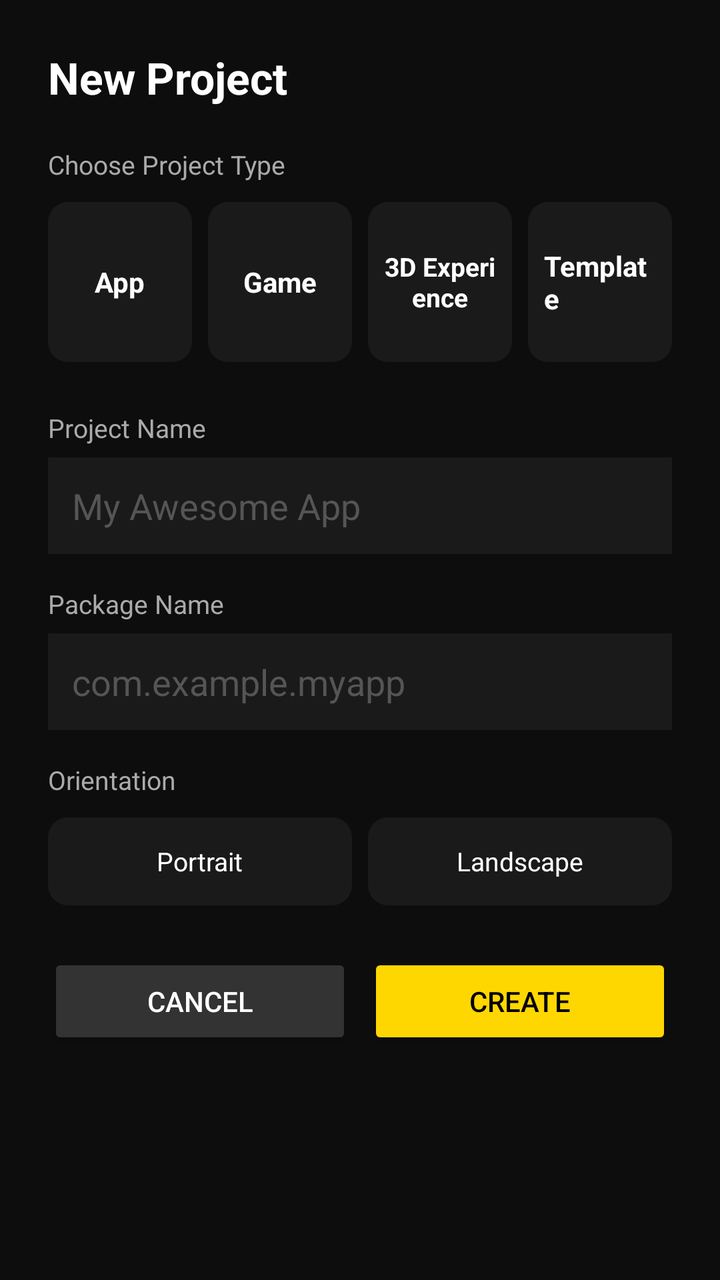
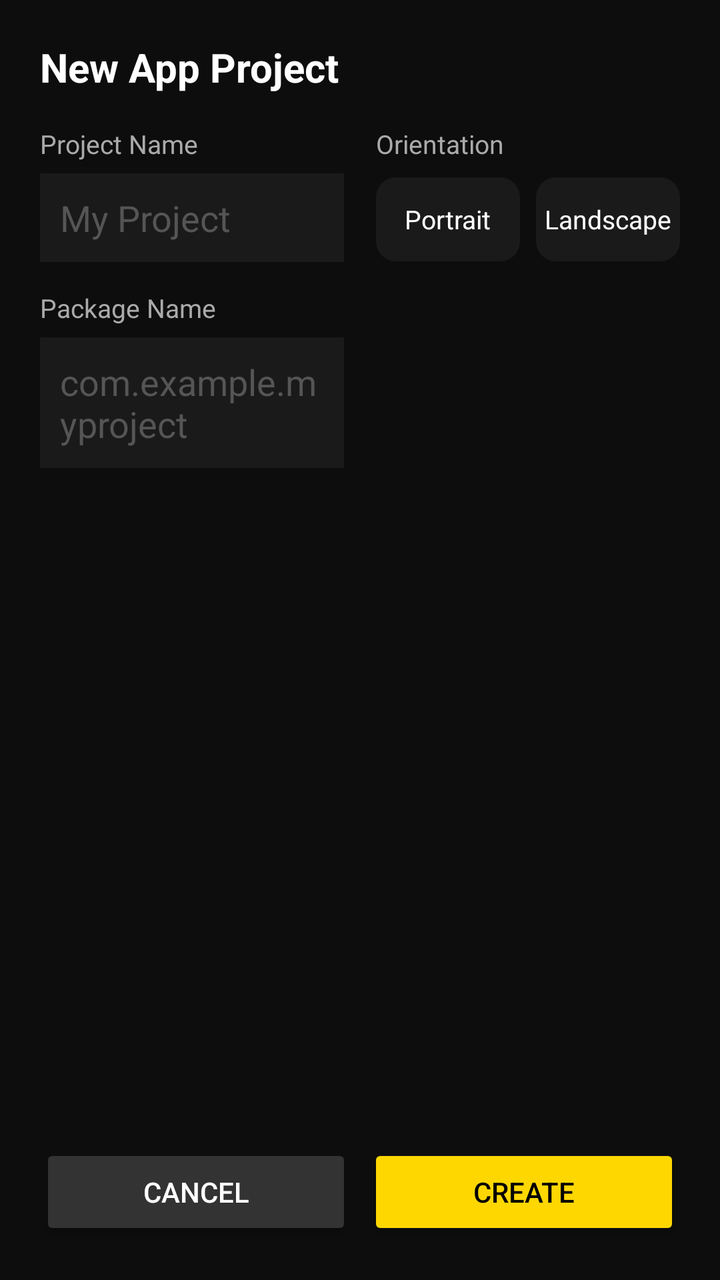

An Android layout rendered at two revisions. The XML below is the earlier revision; the diff shows what the commit changed to produce the second picture.
<!-- AndroidManifest.xml: application theme Theme.AalamStudio -->
<!-- res/layout/activity_new_project.xml -->
<?xml version="1.0" encoding="utf-8"?>
<ScrollView xmlns:android="http://schemas.android.com/apk/res/android"
    android:layout_width="match_parent"
    android:layout_height="match_parent"
    android:background="#0D0D0D">

    <LinearLayout
        android:layout_width="match_parent"
        android:layout_height="wrap_content"
        android:orientation="vertical"
        android:padding="24dp">

        <TextView
            android:layout_width="wrap_content"
            android:layout_height="wrap_content"
            android:text="New Project"
            android:textColor="#FFFFFF"
            android:textSize="22sp"
            android:textStyle="bold"
            android:layout_marginBottom="20dp"/>

        
        <TextView
            android:layout_width="wrap_content"
            android:layout_height="wrap_content"
            android:text="Choose Project Type"
            android:textColor="#AAAAAA"
            android:textSize="13sp"
            android:layout_marginBottom="10dp"/>

        <LinearLayout
            android:layout_width="match_parent"
            android:layout_height="wrap_content"
            android:orientation="horizontal"
            android:layout_marginBottom="24dp">

            <LinearLayout
                android:id="@+id/typeApp"
                android:layout_width="0dp"
                android:layout_height="80dp"
                android:layout_weight="1"
                android:layout_marginEnd="8dp"
                android:orientation="vertical"
                android:gravity="center"
                android:background="@drawable/bg_type_card"
                android:padding="8dp">

                <TextView
                    android:layout_width="wrap_content"
                    android:layout_height="wrap_content"
                    android:text="App"
                    android:textColor="#FFFFFF"
                    android:textSize="14sp"
                    android:textStyle="bold"/>
            </LinearLayout>

            <LinearLayout
                android:id="@+id/typeGame"
                android:layout_width="0dp"
                android:layout_height="80dp"
                android:layout_weight="1"
                android:layout_marginEnd="8dp"
                android:orientation="vertical"
                android:gravity="center"
                android:background="@drawable/bg_type_card"
                android:padding="8dp">

                <TextView
                    android:layout_width="wrap_content"
                    android:layout_height="wrap_content"
                    android:text="Game"
                    android:textColor="#FFFFFF"
                    android:textSize="14sp"
                    android:textStyle="bold"/>
            </LinearLayout>

            <LinearLayout
                android:id="@+id/type3D"
                android:layout_width="0dp"
                android:layout_height="80dp"
                android:layout_weight="1"
                android:layout_marginEnd="8dp"
                android:orientation="vertical"
                android:gravity="center"
                android:background="@drawable/bg_type_card"
                android:padding="8dp">

                <TextView
                    android:layout_width="wrap_content"
                    android:layout_height="wrap_content"
                    android:text="3D Experience"
                    android:textColor="#FFFFFF"
                    android:textSize="13sp"
                    android:textStyle="bold"
                    android:gravity="center"/>
            </LinearLayout>

            <LinearLayout
                android:id="@+id/typeTemplate"
                android:layout_width="0dp"
                android:layout_height="80dp"
                android:layout_weight="1"
                android:orientation="vertical"
                android:gravity="center"
                android:background="@drawable/bg_type_card"
                android:padding="8dp">

                <TextView
                    android:layout_width="wrap_content"
                    android:layout_height="wrap_content"
                    android:text="Template"
                    android:textColor="#FFFFFF"
                    android:textSize="14sp"
                    android:textStyle="bold"/>
            </LinearLayout>

        </LinearLayout>

        
        <TextView
            android:layout_width="wrap_content"
            android:layout_height="wrap_content"
            android:text="Project Name"
            android:textColor="#AAAAAA"
            android:textSize="13sp"
            android:layout_marginBottom="6dp"/>

        <EditText
            android:id="@+id/inputProjectName"
            android:layout_width="match_parent"
            android:layout_height="wrap_content"
            android:hint="My Awesome App"
            android:textColorHint="#555555"
            android:textColor="#FFFFFF"
            android:background="#1A1A1A"
            android:padding="12dp"
            android:layout_marginBottom="16dp"/>

        <TextView
            android:layout_width="wrap_content"
            android:layout_height="wrap_content"
            android:text="Package Name"
            android:textColor="#AAAAAA"
            android:textSize="13sp"
            android:layout_marginBottom="6dp"/>

        <EditText
            android:id="@+id/inputPackageName"
            android:layout_width="match_parent"
            android:layout_height="wrap_content"
            android:hint="com.example.myapp"
            android:textColorHint="#555555"
            android:textColor="#FFFFFF"
            android:background="#1A1A1A"
            android:padding="12dp"
            android:layout_marginBottom="16dp"/>

        
        <TextView
            android:layout_width="wrap_content"
            android:layout_height="wrap_content"
            android:text="Orientation"
            android:textColor="#AAAAAA"
            android:textSize="13sp"
            android:layout_marginBottom="10dp"/>

        <LinearLayout
            android:layout_width="match_parent"
            android:layout_height="wrap_content"
            android:orientation="horizontal"
            android:layout_marginBottom="24dp">

            <LinearLayout
                android:id="@+id/orientPortrait"
                android:layout_width="0dp"
                android:layout_height="44dp"
                android:layout_weight="1"
                android:layout_marginEnd="8dp"
                android:gravity="center"
                android:background="@drawable/bg_type_card">

                <TextView
                    android:layout_width="wrap_content"
                    android:layout_height="wrap_content"
                    android:text="Portrait"
                    android:textColor="#FFFFFF"
                    android:textSize="13sp"/>
            </LinearLayout>

            <LinearLayout
                android:id="@+id/orientLandscape"
                android:layout_width="0dp"
                android:layout_height="44dp"
                android:layout_weight="1"
                android:gravity="center"
                android:background="@drawable/bg_type_card">

                <TextView
                    android:layout_width="wrap_content"
                    android:layout_height="wrap_content"
                    android:text="Landscape"
                    android:textColor="#FFFFFF"
                    android:textSize="13sp"/>
            </LinearLayout>

        </LinearLayout>

        <LinearLayout
            android:layout_width="match_parent"
            android:layout_height="wrap_content"
            android:orientation="horizontal">

            <Button
                android:id="@+id/btnCancel"
                android:layout_width="0dp"
                android:layout_height="wrap_content"
                android:layout_weight="1"
                android:layout_marginEnd="8dp"
                android:text="Cancel"
                android:backgroundTint="#333333"
                android:textColor="#FFFFFF"/>

            <Button
                android:id="@+id/btnCreateProject"
                android:layout_width="0dp"
                android:layout_height="wrap_content"
                android:layout_weight="1"
                android:text="Create"
                android:backgroundTint="#FFD700"
                android:textColor="#000000"/>

        </LinearLayout>

    </LinearLayout>

</ScrollView>
<!-- resources referenced by this layout -->
<resources>
  <!-- drawable bg_type_card (drawable) -->
  <?xml version="1.0" encoding="utf-8"?>
  <selector xmlns:android="http://schemas.android.com/apk/res/android">
      <item android:state_selected="true">
          <shape android:shape="rectangle">
              <solid android:color="#221A00"/>
              <stroke android:width="2dp" android:color="#FFD700"/>
              <corners android:radius="10dp"/>
          </shape>
      </item>
      <item>
          <shape android:shape="rectangle">
              <solid android:color="#1A1A1A"/>
              <corners android:radius="10dp"/>
          </shape>
      </item>
  </selector>
  <style name="Theme.AalamStudio" parent="Theme.MaterialComponents.DayNight.NoActionBar">
          <item name="colorPrimary">@color/gold</item>
          <item name="android:windowBackground">@color/navy</item>
          <item name="android:statusBarColor">#0D0D0D</item>
      </style>
  <color name="gold">#FFD700</color>
  <color name="navy">#0D0D0D</color>
</resources>

<!-- the commit's change to res/layout/activity_new_project.xml (unified diff, before → after) -->
@@ -1,236 +1,225 @@
 <?xml version="1.0" encoding="utf-8"?>
-<ScrollView xmlns:android="http://schemas.android.com/apk/res/android"
+<LinearLayout xmlns:android="http://schemas.android.com/apk/res/android"
     android:layout_width="match_parent"
     android:layout_height="match_parent"
-    android:background="#0D0D0D">
-
+    android:orientation="vertical"
+    android:background="#0D0D0D"
+    android:padding="20dp">
+
+    <TextView
+        android:id="@+id/screenTitle"
+        android:layout_width="wrap_content"
+        android:layout_height="wrap_content"
+        android:text="New App Project"
+        android:textColor="#FFFFFF"
+        android:textSize="20sp"
+        android:textStyle="bold"
+        android:layout_marginBottom="16dp"/>
+
+    <LinearLayout
+        android:layout_width="match_parent"
+        android:layout_height="0dp"
+        android:layout_weight="1"
+        android:orientation="horizontal">
+
+        
+        <LinearLayout
+            android:layout_width="0dp"
+            android:layout_height="match_parent"
+            android:layout_weight="1"
+            android:orientation="vertical"
+            android:layout_marginEnd="16dp">
+
+            <TextView
+                android:layout_width="wrap_content"
+                android:layout_height="wrap_content"
+                android:text="Project Name"
+                android:textColor="#AAAAAA"
+                android:textSize="13sp"
+                android:layout_marginBottom="6dp"/>
+
+            <EditText
+                android:id="@+id/inputProjectName"
+                android:layout_width="match_parent"
+                android:layout_height="wrap_content"
+                android:hint="My Project"
+                android:textColorHint="#555555"
+                android:textColor="#FFFFFF"
+                android:background="#1A1A1A"
+                android:padding="10dp"
+                android:layout_marginBottom="14dp"/>
+
+            <TextView
+                android:layout_width="wrap_content"
+                android:layout_height="wrap_content"
+                android:text="Package Name"
+                android:textColor="#AAAAAA"
+                android:textSize="13sp"
+                android:layout_marginBottom="6dp"/>
+
+            <EditText
+                android:id="@+id/inputPackageName"
+                android:layout_width="match_parent"
+                android:layout_height="wrap_content"
+                android:hint="com.example.myproject"
+                android:textColorHint="#555555"
+                android:textColor="#FFFFFF"
+                android:background="#1A1A1A"
+                android:padding="10dp"/>
+
+        </LinearLayout>
+
+        
+        <LinearLayout
+            android:layout_width="0dp"
+            android:layout_height="match_parent"
+            android:layout_weight="1"
+            android:orientation="vertical">
+
+            
+            <LinearLayout
+                android:id="@+id/panelAppOptions"
+                android:layout_width="match_parent"
+                android:layout_height="wrap_content"
+                android:orientation="vertical"
+                android:visibility="visible">
+
+                <TextView
+                    android:layout_width="wrap_content"
+                    android:layout_height="wrap_content"
+                    android:text="Orientation"
+                    android:textColor="#AAAAAA"
+                    android:textSize="13sp"
+                    android:layout_marginBottom="8dp"/>
+
+                <LinearLayout
+                    android:layout_width="match_parent"
+                    android:layout_height="wrap_content"
+                    android:orientation="horizontal">
+
+                    <LinearLayout
+                        android:id="@+id/orientPortrait"
+                        android:layout_width="0dp"
+                        android:layout_height="42dp"
+                        android:layout_weight="1"
+                        android:layout_marginEnd="8dp"
+                        android:gravity="center"
+                        android:background="@drawable/bg_type_card">
+
+                        <TextView
+                            android:layout_width="wrap_content"
+                            android:layout_height="wrap_content"
+                            android:text="Portrait"
+                            android:textColor="#FFFFFF"
+                            android:textSize="13sp"/>
+                    </LinearLayout>
+
+                    <LinearLayout
+                        android:id="@+id/orientLandscape"
+                        android:layout_width="0dp"
+                        android:layout_height="42dp"
+                        android:layout_weight="1"
+                        android:gravity="center"
+                        android:background="@drawable/bg_type_card">
+
+                        <TextView
+                            android:layout_width="wrap_content"
+                            android:layout_height="wrap_content"
+                            android:text="Landscape"
+                            android:textColor="#FFFFFF"
+                            android:textSize="13sp"/>
+                    </LinearLayout>
+
+                </LinearLayout>
+            </LinearLayout>
+
+            
+            <LinearLayout
+                android:id="@+id/panelGameOptions"
+                android:layout_width="match_parent"
+                android:layout_height="wrap_content"
+                android:orientation="vertical"
+                android:visibility="gone">
+
+                <TextView
+                    android:layout_width="wrap_content"
+                    android:layout_height="wrap_content"
+                    android:text="Game Type"
+                    android:textColor="#AAAAAA"
+                    android:textSize="13sp"
+                    android:layout_marginBottom="8dp"/>
+
+                <LinearLayout
+                    android:layout_width="match_parent"
+                    android:layout_height="wrap_content"
+                    android:orientation="horizontal">
+
+                    <LinearLayout
+                        android:id="@+id/game2D"
+                        android:layout_width="0dp"
+                        android:layout_height="42dp"
+                        android:layout_weight="1"
+                        android:layout_marginEnd="8dp"
+                        android:gravity="center"
+                        android:background="@drawable/bg_type_card">
+
+                        <TextView
+                            android:layout_width="wrap_content"
+                            android:layout_height="wrap_content"
+                            android:text="2D"
+                            android:textColor="#FFFFFF"
+                            android:textSize="13sp"/>
+                    </LinearLayout>
+
+                    <LinearLayout
+                        android:id="@+id/game3D"
+                        android:layout_width="0dp"
+                        android:layout_height="42dp"
+                        android:layout_weight="1"
+                        android:gravity="center"
+                        android:background="@drawable/bg_type_card">
+
+                        <TextView
+                            android:layout_width="wrap_content"
+                            android:layout_height="wrap_content"
+                            android:text="3D"
+                            android:textColor="#FFFFFF"
+                            android:textSize="13sp"/>
+                    </LinearLayout>
+
+                </LinearLayout>
+            </LinearLayout>
+
+        </LinearLayout>
+
+    </LinearLayout>
+
+    
     <LinearLayout
         android:layout_width="match_parent"
         android:layout_height="wrap_content"
-        android:orientation="vertical"
-        android:padding="24dp">
-
-        <TextView
-            android:layout_width="wrap_content"
+        android:orientation="horizontal"
+        android:layout_marginTop="16dp">
+
+        <Button
+            android:id="@+id/btnCancel"
+            android:layout_width="0dp"
             android:layout_height="wrap_content"
-            android:text="New Project"
-            android:textColor="#FFFFFF"
-            android:textSize="22sp"
-            android:textStyle="bold"
-            android:layout_marginBottom="20dp"/>
-
-        
-        <TextView
-            android:layout_width="wrap_content"
+            android:layout_weight="1"
+            android:layout_marginEnd="8dp"
+            android:text="Cancel"
+            android:backgroundTint="#333333"
+            android:textColor="#FFFFFF"/>
+
+        <Button
+            android:id="@+id/btnCreateProject"
+            android:layout_width="0dp"
             android:layout_height="wrap_content"
-            android:text="Choose Project Type"
-            android:textColor="#AAAAAA"
-            android:textSize="13sp"
-            android:layout_marginBottom="10dp"/>
-
-        <LinearLayout
-            android:layout_width="match_parent"
-            android:layout_height="wrap_content"
-            android:orientation="horizontal"
-            android:layout_marginBottom="24dp">
-
-            <LinearLayout
-                android:id="@+id/typeApp"
-                android:layout_width="0dp"
-                android:layout_height="80dp"
-                android:layout_weight="1"
-                android:layout_marginEnd="8dp"
-                android:orientation="vertical"
-                android:gravity="center"
-                android:background="@drawable/bg_type_card"
-                android:padding="8dp">
-
-                <TextView
-                    android:layout_width="wrap_content"
-                    android:layout_height="wrap_content"
-                    android:text="App"
-                    android:textColor="#FFFFFF"
-                    android:textSize="14sp"
-                    android:textStyle="bold"/>
-            </LinearLayout>
-
-            <LinearLayout
-                android:id="@+id/typeGame"
-                android:layout_width="0dp"
-                android:layout_height="80dp"
-                android:layout_weight="1"
-                android:layout_marginEnd="8dp"
-                android:orientation="vertical"
-                android:gravity="center"
-                android:background="@drawable/bg_type_card"
-                android:padding="8dp">
-
-                <TextView
-                    android:layout_width="wrap_content"
-                    android:layout_height="wrap_content"
-                    android:text="Game"
-                    android:textColor="#FFFFFF"
-                    android:textSize="14sp"
-                    android:textStyle="bold"/>
-            </LinearLayout>
-
-            <LinearLayout
-                android:id="@+id/type3D"
-                android:layout_width="0dp"
-                android:layout_height="80dp"
-                android:layout_weight="1"
-                android:layout_marginEnd="8dp"
-                android:orientation="vertical"
-                android:gravity="center"
-                android:background="@drawable/bg_type_card"
-                android:padding="8dp">
-
-                <TextView
-                    android:layout_width="wrap_content"
-                    android:layout_height="wrap_content"
-                    android:text="3D Experience"
-                    android:textColor="#FFFFFF"
-                    android:textSize="13sp"
-                    android:textStyle="bold"
-                    android:gravity="center"/>
-            </LinearLayout>
-
-            <LinearLayout
-                android:id="@+id/typeTemplate"
-                android:layout_width="0dp"
-                android:layout_height="80dp"
-                android:layout_weight="1"
-                android:orientation="vertical"
-                android:gravity="center"
-                android:background="@drawable/bg_type_card"
-                android:padding="8dp">
-
-                <TextView
-                    android:layout_width="wrap_content"
-                    android:layout_height="wrap_content"
-                    android:text="Template"
-                    android:textColor="#FFFFFF"
-                    android:textSize="14sp"
-                    android:textStyle="bold"/>
-            </LinearLayout>
-
-        </LinearLayout>
-
-        
-        <TextView
-            android:layout_width="wrap_content"
-            android:layout_height="wrap_content"
-            android:text="Project Name"
-            android:textColor="#AAAAAA"
-            android:textSize="13sp"
-            android:layout_marginBottom="6dp"/>
-
-        <EditText
-            android:id="@+id/inputProjectName"
-            android:layout_width="match_parent"
-            android:layout_height="wrap_content"
-            android:hint="My Awesome App"
-            android:textColorHint="#555555"
-            android:textColor="#FFFFFF"
-            android:background="#1A1A1A"
-            android:padding="12dp"
-            android:layout_marginBottom="16dp"/>
-
-        <TextView
-            android:layout_width="wrap_content"
-            android:layout_height="wrap_content"
-            android:text="Package Name"
-            android:textColor="#AAAAAA"
-            android:textSize="13sp"
-            android:layout_marginBottom="6dp"/>
-
-        <EditText
-            android:id="@+id/inputPackageName"
-            android:layout_width="match_parent"
-            android:layout_height="wrap_content"
-            android:hint="com.example.myapp"
-            android:textColorHint="#555555"
-            android:textColor="#FFFFFF"
-            android:background="#1A1A1A"
-            android:padding="12dp"
-            android:layout_marginBottom="16dp"/>
-
-        
-        <TextView
-            android:layout_width="wrap_content"
-            android:layout_height="wrap_content"
-            android:text="Orientation"
-            android:textColor="#AAAAAA"
-            android:textSize="13sp"
-            android:layout_marginBottom="10dp"/>
-
-        <LinearLayout
-            android:layout_width="match_parent"
-            android:layout_height="wrap_content"
-            android:orientation="horizontal"
-            android:layout_marginBottom="24dp">
-
-            <LinearLayout
-                android:id="@+id/orientPortrait"
-                android:layout_width="0dp"
-                android:layout_height="44dp"
-                android:layout_weight="1"
-                android:layout_marginEnd="8dp"
-                android:gravity="center"
-                android:background="@drawable/bg_type_card">
-
-                <TextView
-                    android:layout_width="wrap_content"
-                    android:layout_height="wrap_content"
-                    android:text="Portrait"
-                    android:textColor="#FFFFFF"
-                    android:textSize="13sp"/>
-            </LinearLayout>
-
-            <LinearLayout
-                android:id="@+id/orientLandscape"
-                android:layout_width="0dp"
-                android:layout_height="44dp"
-                android:layout_weight="1"
-                android:gravity="center"
-                android:background="@drawable/bg_type_card">
-
-                <TextView
-                    android:layout_width="wrap_content"
-                    android:layout_height="wrap_content"
-                    android:text="Landscape"
-                    android:textColor="#FFFFFF"
-                    android:textSize="13sp"/>
-            </LinearLayout>
-
-        </LinearLayout>
-
-        <LinearLayout
-            android:layout_width="match_parent"
-            android:layout_height="wrap_content"
-            android:orientation="horizontal">
-
-            <Button
-                android:id="@+id/btnCancel"
-                android:layout_width="0dp"
-                android:layout_height="wrap_content"
-                android:layout_weight="1"
-                android:layout_marginEnd="8dp"
-                android:text="Cancel"
-                android:backgroundTint="#333333"
-                android:textColor="#FFFFFF"/>
-
-            <Button
-                android:id="@+id/btnCreateProject"
-                android:layout_width="0dp"
-                android:layout_height="wrap_content"
-                android:layout_weight="1"
-                android:text="Create"
-                android:backgroundTint="#FFD700"
-                android:textColor="#000000"/>
-
-        </LinearLayout>
+            android:layout_weight="1"
+            android:text="Create"
+            android:backgroundTint="#FFD700"
+            android:textColor="#000000"/>
 
     </LinearLayout>
 
-</ScrollView>
+</LinearLayout>
